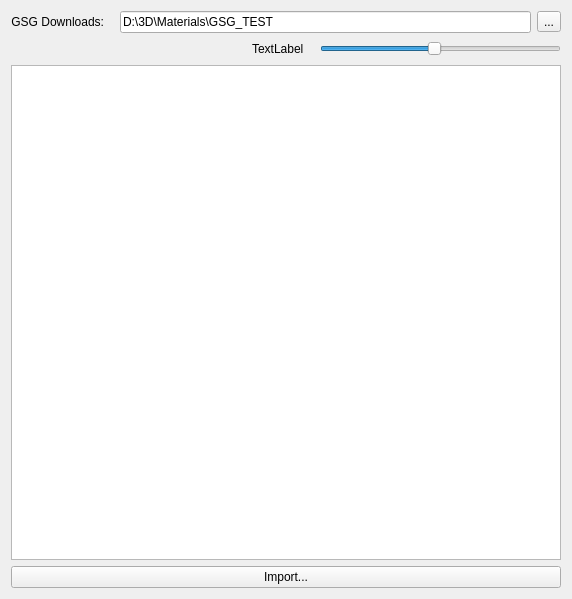
This is python_panels/GSGBrowser.ui in pcolton/GSGBrowser as Qt 5 draws it before an edit. The edited form follows.
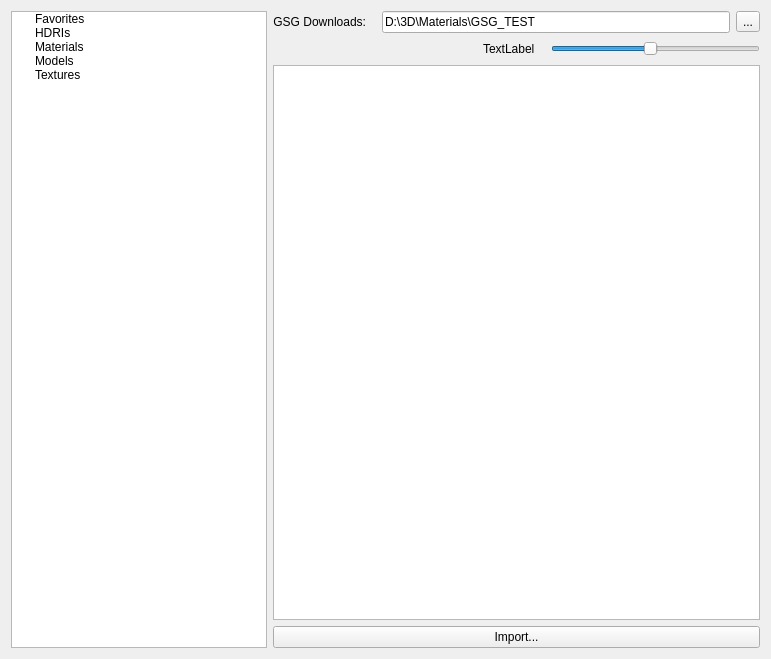
This is the edited form. Icons and pictures are not drawn.

Patch:
```diff
--- a/python_panels/GSGBrowser.ui
+++ b/python_panels/GSGBrowser.ui
@@ -6,15 +6,15 @@
    <rect>
     <x>0</x>
     <y>0</y>
-    <width>572</width>
-    <height>599</height>
+    <width>771</width>
+    <height>659</height>
    </rect>
   </property>
   <property name="windowTitle">
    <string>Form</string>
   </property>
   <layout class="QGridLayout" name="gridLayout">
-   <item row="0" column="0">
+   <item row="0" column="1">
     <layout class="QVBoxLayout" name="verticalLayout">
      <item>
       <layout class="QHBoxLayout" name="horizontalLayout">
@@ -137,6 +137,58 @@
      </item>
     </layout>
    </item>
+   <item row="0" column="0">
+    <widget class="QTreeWidget" name="tree">
+     <property name="sizePolicy">
+      <sizepolicy hsizetype="Preferred" vsizetype="Expanding">
+       <horstretch>0</horstretch>
+       <verstretch>0</verstretch>
+      </sizepolicy>
+     </property>
+     <property name="minimumSize">
+      <size>
+       <width>100</width>
+       <height>0</height>
+      </size>
+     </property>
+     <attribute name="headerVisible">
+      <bool>false</bool>
+     </attribute>
+     <column>
+      <property name="text">
+       <string>1</string>
+      </property>
+     </column>
+     <item>
+      <property name="text">
+       <string>Favorites</string>
+      </property>
+      <property name="icon">
+       <iconset theme="list-add"/>
+      </property>
+     </item>
+     <item>
+      <property name="text">
+       <string>HDRIs</string>
+      </property>
+     </item>
+     <item>
+      <property name="text">
+       <string>Materials</string>
+      </property>
+     </item>
+     <item>
+      <property name="text">
+       <string>Models</string>
+      </property>
+     </item>
+     <item>
+      <property name="text">
+       <string>Textures</string>
+      </property>
+     </item>
+    </widget>
+   </item>
   </layout>
  </widget>
  <resources/>
```
